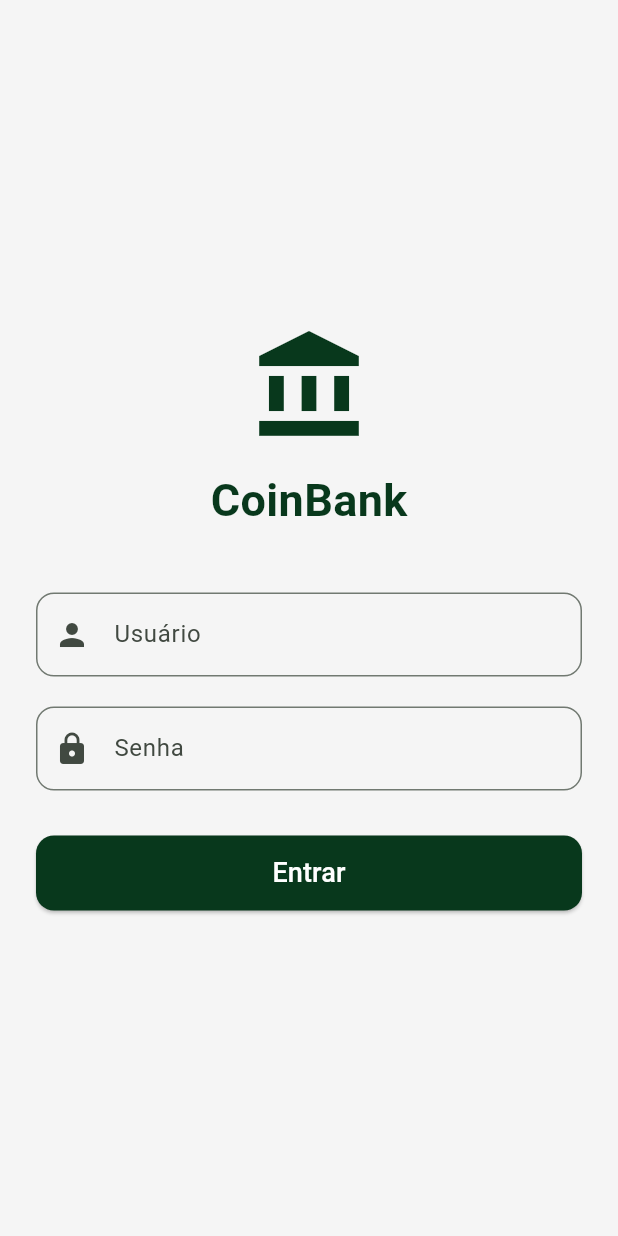
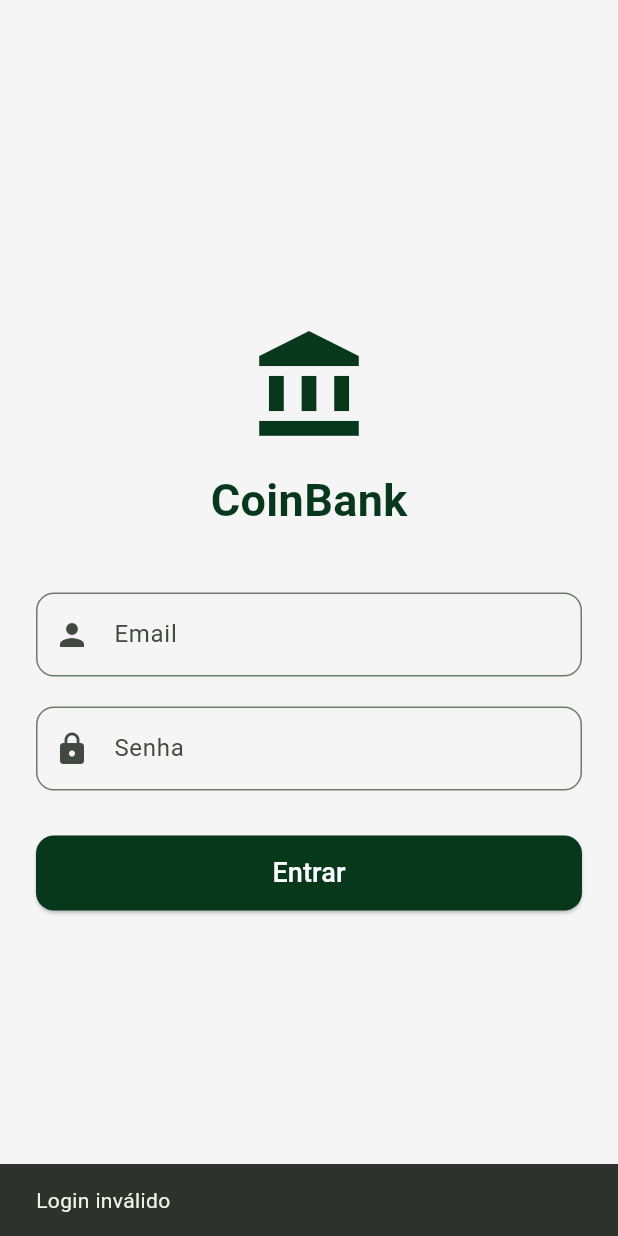
Before and after one commit to oerick12codex/CoinBankFlutter, a Flutter app: the screen it shows after launch, after a tap on "Entrar", on a phone screen of 412 x 824 dp. Run offline on Flutter 3.47's test engine with Material 3 defaults, Android fonts, the phone set to English and light mode, and no system bars; missing offline and left inert: mysql_client.

Commit message:
conexao direta pelo flutter

```diff
--- a/lib/screens/login_screen.dart
+++ b/lib/screens/login_screen.dart
@@ -61,7 +61,7 @@ class _LoginScreenState extends State<LoginScreen> {
                 TextField(
                   controller: userController,
                   decoration: InputDecoration(
-                    labelText: "Usuário",
+                    labelText: "Email",
                     prefixIcon: const Icon(Icons.person),
                     border: OutlineInputBorder(
                       borderRadius: BorderRadius.circular(12),
--- a/lib/service/api_login.dart
+++ b/lib/service/api_login.dart
@@ -1,32 +1,25 @@
-import 'dart:convert';
-import 'package:http/http.dart' as http;
+import 'mysql_service.dart';
+
+final mysql = MySQLService();
 
 Future<bool> login({
   required String email,
   required String senha,
 }) async {
 
-  final url = Uri.parse(
-    'https://servidor-usuario.up.railway.app/contausuario/login',
-  );
+  try {
 
-  final body = {
-    "email": email,
-    "senha": senha,
-  };
+    final sucesso = await mysql.login(
+      email: email,
+      senha: senha,
+    );
 
-  final response = await http.post(
-    url,
+    return sucesso;
 
-    headers: {
-      "Content-Type": "application/json",
-    },
+  } catch (e) {
 
-    body: jsonEncode(body),
-  );
+    print("Erro no login: $e");
 
-  print(response.statusCode);
-  print(response.body);
-
-  return response.statusCode == 200;
+    return false;
+  }
 }
--- /dev/null
+++ b/lib/service/mysql_service.dart
@@ -0,0 +1,70 @@
+import 'package:mysql_client/mysql_client.dart';
+
+class MySQLService {
+
+  Future<MySQLConnection> conectar() async {
+
+    final conn = await MySQLConnection.createConnection(
+      host: "zephyr.proxy.rlwy.net",
+      port: 29269,
+      userName: "root",
+      password: "xzMlbtDLWdMYsEdRJQEiPpkCugymImRP",
+      databaseName: "dbcontausuario",
+    );
+
+    await conn.connect();
+
+    print("Conectado ao MySQL");
+
+    return conn;
+  }
+
+  Future<bool> login({
+    required String email,
+    required String senha,
+  }) async {
+
+    final conn = await conectar();
+
+    var result = await conn.execute(
+      """
+      SELECT * FROM contausuario
+      WHERE email = :email
+      AND senha = :senha
+      """,
+      {
+        "email": email,
+        "senha": senha,
+      },
+    );
+
+    await conn.close();
+
+    return result.rows.isNotEmpty;
+  }
+
+  Future<void> cadastrar({
+    required String nome,
+    required String email,
+    required String senha,
+  }) async {
+
+    final conn = await conectar();
+
+    await conn.execute(
+      """
+      INSERT INTO users(nome, email, senha)
+      VALUES(:nome, :email, :senha)
+      """,
+      {
+        "nome": nome,
+        "email": email,
+        "senha": senha,
+      },
+    );
+
+    await conn.close();
+
+    print("Usuário cadastrado");
+  }
+}
--- a/pubspec.yaml
+++ b/pubspec.yaml
@@ -33,7 +33,7 @@ dependencies:
   sqflite: ^2.0.0
   path_provider: ^2.0.0
   http: ^1.2.1
-
+  mysql_client: ^0.0.27
 
 
 
```
Also changed, not shown: pubspec.lock.
